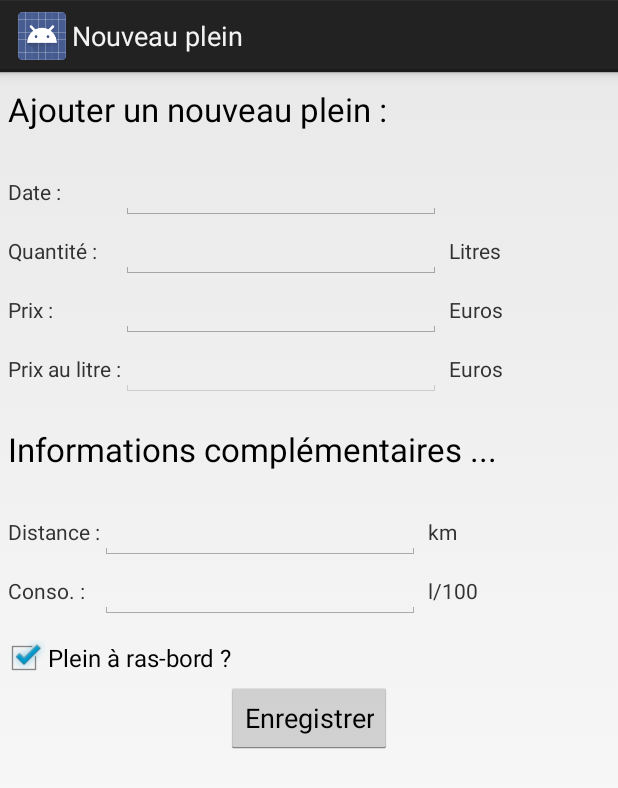
After one commit to yllieth/app_consauto, an Android app: the FaireLePleinActivity screen opened directly, with no data from a screen before it, on a phone screen of 412 x 824 dp. The commit adds this screen. Shown: the top 788 px of the screen. Run offline under Robolectric (Android 15) with nearby library versions, the phone set to English and light mode, and no system bars.

Commit message:
[LAYOUT] Nouveau plein

```diff
--- a/Consauto/src/main/AndroidManifest.xml
+++ b/Consauto/src/main/AndroidManifest.xml
@@ -26,6 +26,10 @@
             android:name="SettingsActivity"
             android:label="@string/action_settings" >
         </activity>
+        <activity
+            android:name="FaireLePleinActivity"
+            android:label="@string/action_faireLePlein"
+        />
     </application>
 
 </manifest>
--- /dev/null
+++ b/Consauto/src/main/java/syl/consauto/app/FaireLePleinActivity.java
@@ -0,0 +1,18 @@
+package syl.consauto.app;
+
+import android.app.Activity;
+import android.os.Bundle;
+
+/**
+ * Permet d'enregistrer un nouveau plein
+ *
+ * @author Sylvain{17/09/2013}
+ */
+public class FaireLePleinActivity extends Activity {
+
+    @Override
+    public void onCreate(Bundle savedInstanceState) {
+        super.onCreate(savedInstanceState);
+        setContentView(R.layout.nouveau_plein);
+    }
+}
--- a/Consauto/src/main/java/syl/consauto/app/MainActivity.java
+++ b/Consauto/src/main/java/syl/consauto/app/MainActivity.java
@@ -29,6 +29,11 @@ public class MainActivity extends Activity {
             case R.id.action_settings:
                 startActivity(new Intent(this, SettingsActivity.class));
                 return true;
+
+            case R.id.action_faireLePlein:
+                startActivity(new Intent(this, FaireLePleinActivity.class));
+                return true;
+
         }
         return false;
     }
--- /dev/null
+++ b/Consauto/src/main/res/layout/nouveau_plein.xml
@@ -0,0 +1,243 @@
+<?xml version="1.0" encoding="utf-8"?>
+
+<LinearLayout xmlns:android="http://schemas.android.com/apk/res/android"
+    android:layout_width="match_parent"
+    android:layout_height="match_parent"
+    android:orientation="vertical">
+
+    <TextView
+        android:layout_width="wrap_content"
+        android:layout_height="wrap_content"
+        android:textAppearance="?android:attr/textAppearanceLarge"
+        android:text="@string/new_plein_titre"
+        android:id="@+id/txt_new_plein"
+        android:layout_gravity="center_vertical"
+        android:layout_marginTop="10dp"
+        android:layout_marginBottom="10dp"
+        android:layout_marginLeft="5dp" />
+
+    <TableLayout
+        android:layout_width="fill_parent"
+        android:layout_height="wrap_content"
+        android:layout_marginTop="10dp"
+        android:layout_marginBottom="10dp"
+        android:layout_marginLeft="5dp">
+
+        <TableRow
+            android:layout_width="fill_parent"
+            android:layout_height="fill_parent">
+
+            <TextView
+                android:layout_width="wrap_content"
+                android:layout_height="wrap_content"
+                android:textAppearance="?android:attr/textAppearanceSmall"
+                android:text="@string/new_plein_date"
+                android:id="@+id/txt_new_plein_date"
+                android:layout_column="0"
+                android:autoText="false" />
+
+            <EditText
+                android:layout_width="wrap_content"
+                android:layout_height="wrap_content"
+                android:inputType="date"
+                android:ems="10"
+                android:id="@+id/nb_new_plein_quantite"
+                android:layout_column="1" />
+        </TableRow>
+
+        <TableRow
+            android:layout_width="fill_parent"
+            android:layout_height="fill_parent">
+
+            <TextView
+                android:layout_width="wrap_content"
+                android:layout_height="wrap_content"
+                android:textAppearance="?android:attr/textAppearanceSmall"
+                android:text="@string/new_plein_quantite"
+                android:id="@+id/txt_new_plein_quantite"
+                android:layout_column="0" />
+
+            <EditText
+                android:layout_width="wrap_content"
+                android:layout_height="wrap_content"
+                android:inputType="numberDecimal"
+                android:ems="10"
+                android:id="@+id/nb_new_plein_quantite"
+                android:layout_column="1" />
+
+            <TextView
+                android:layout_width="wrap_content"
+                android:layout_height="wrap_content"
+                android:textAppearance="?android:attr/textAppearanceSmall"
+                android:text="@string/new_plein_quantite_help"
+                android:id="@+id/txt_new_plein_quantite_help"
+                android:layout_column="2"
+                android:layout_marginLeft="5dp" />
+        </TableRow>
+
+        <TableRow
+            android:layout_width="fill_parent"
+            android:layout_height="fill_parent">
+
+            <TextView
+                android:layout_width="wrap_content"
+                android:layout_height="wrap_content"
+                android:textAppearance="?android:attr/textAppearanceSmall"
+                android:text="@string/new_plein_prix"
+                android:id="@+id/txt_new_plein_prix"
+                android:layout_column="0" />
+
+            <EditText
+                android:layout_width="wrap_content"
+                android:layout_height="wrap_content"
+                android:inputType="numberDecimal"
+                android:ems="10"
+                android:id="@+id/nb_new_plein_prix"
+                android:layout_column="1" />
+
+            <TextView
+                android:layout_width="wrap_content"
+                android:layout_height="wrap_content"
+                android:textAppearance="?android:attr/textAppearanceSmall"
+                android:text="@string/new_plein_prix_help"
+                android:id="@+id/txt_new_plein_prix_help"
+                android:layout_column="2"
+                android:layout_marginLeft="5dp" />
+        </TableRow>
+
+        <TableRow
+            android:layout_width="fill_parent"
+            android:layout_height="fill_parent">
+
+            <TextView
+                android:layout_width="wrap_content"
+                android:layout_height="wrap_content"
+                android:textAppearance="?android:attr/textAppearanceSmall"
+                android:text="@string/new_plein_prixLitre"
+                android:id="@+id/txt_new_plein_prixLitre"
+                android:layout_column="0" />
+
+            <EditText
+                android:layout_width="wrap_content"
+                android:layout_height="wrap_content"
+                android:inputType="numberDecimal"
+                android:ems="10"
+                android:id="@+id/nb_new_plein_prixLitre"
+                android:layout_column="1"
+                android:enabled="false" />
+
+            <TextView
+                android:layout_width="wrap_content"
+                android:layout_height="wrap_content"
+                android:textAppearance="?android:attr/textAppearanceSmall"
+                android:text="@string/new_plein_prixLitre_help"
+                android:id="@+id/txt_new_plein_prixLitre_help"
+                android:layout_column="2"
+                android:layout_marginLeft="5dp" />
+        </TableRow>
+
+    </TableLayout>
+
+    <TextView
+        android:layout_width="wrap_content"
+        android:layout_height="wrap_content"
+        android:textAppearance="?android:attr/textAppearanceLarge"
+        android:text="@string/new_plein_more"
+        android:id="@+id/txt_new_plein_more"
+        android:layout_gravity="center_vertical"
+        android:layout_marginTop="10dp"
+        android:layout_marginBottom="10dp"
+        android:layout_marginLeft="5dp" />
+
+    <TableLayout
+        android:layout_width="fill_parent"
+        android:layout_height="wrap_content"
+        android:layout_marginTop="10dp"
+        android:layout_marginBottom="10dp"
+        android:layout_marginLeft="5dp">
+
+        <TableRow
+            android:layout_width="fill_parent"
+            android:layout_height="fill_parent">
+
+            <TextView
+                android:layout_width="wrap_content"
+                android:layout_height="wrap_content"
+                android:textAppearance="?android:attr/textAppearanceSmall"
+                android:text="@string/new_plein_distance"
+                android:id="@+id/txt_new_plein_distance"
+                android:layout_column="0"
+                android:autoText="false" />
+
+            <EditText
+                android:layout_width="wrap_content"
+                android:layout_height="wrap_content"
+                android:inputType="numberDecimal"
+                android:ems="10"
+                android:id="@+id/nb_new_plein_distance"
+                android:layout_column="1" />
+
+            <TextView
+                android:layout_width="wrap_content"
+                android:layout_height="wrap_content"
+                android:textAppearance="?android:attr/textAppearanceSmall"
+                android:text="@string/new_plein_distance_help"
+                android:id="@+id/txt_new_plein_distance_help"
+                android:layout_column="2"
+                android:layout_marginLeft="5dp" />
+        </TableRow>
+
+        <TableRow
+            android:layout_width="fill_parent"
+            android:layout_height="fill_parent">
+
+            <TextView
+                android:layout_width="wrap_content"
+                android:layout_height="wrap_content"
+                android:textAppearance="?android:attr/textAppearanceSmall"
+                android:text="@string/new_plein_conso"
+                android:id="@+id/txt_new_plein_conso"
+                android:layout_column="0" />
+
+            <EditText
+                android:layout_width="wrap_content"
+                android:layout_height="wrap_content"
+                android:inputType="numberDecimal"
+                android:ems="10"
+                android:id="@+id/nb_new_plein_conso"
+                android:layout_column="1" />
+
+            <TextView
+                android:layout_width="wrap_content"
+                android:layout_height="wrap_content"
+                android:textAppearance="?android:attr/textAppearanceSmall"
+                android:text="@string/new_plein_conso_help"
+                android:id="@+id/txt_new_plein_conso_help"
+                android:layout_column="2"
+                android:layout_marginLeft="5dp" />
+        </TableRow>
+
+    </TableLayout>
+
+    <LinearLayout
+        android:orientation="vertical"
+        android:layout_width="fill_parent"
+        android:layout_height="fill_parent"
+        android:layout_gravity="left|center_vertical">
+
+        <CheckBox
+            android:layout_width="fill_parent"
+            android:layout_height="wrap_content"
+            android:text="@string/new_plein_ras_bord"
+            android:id="@+id/chk_new_plein_complet"
+            android:checked="true" />
+
+        <Button
+            android:layout_width="wrap_content"
+            android:layout_height="wrap_content"
+            android:text="@string/new_plein_enregistrer"
+            android:id="@+id/bt_new_plein_save"
+            android:layout_gravity="center" />
+    </LinearLayout>
+
+</LinearLayout>
--- a/Consauto/src/main/res/menu/main.xml
+++ b/Consauto/src/main/res/menu/main.xml
@@ -1,4 +1,9 @@
 <menu xmlns:android="http://schemas.android.com/apk/res/android">
+    <item android:id="@+id/action_faireLePlein"
+        android:title="@string/action_faireLePlein"
+        android:orderInCategory="1"
+        android:showAsAction="never" />
+
     <item android:id="@+id/action_settings"
         android:title="@string/action_settings"
         android:orderInCategory="100"
--- a/Consauto/src/main/res/values/strings.xml
+++ b/Consauto/src/main/res/values/strings.xml
@@ -3,6 +3,7 @@
 
     <string name="app_name">consauto</string>
     <string name="action_settings">Paramètres</string>
+    <string name="action_faireLePlein">Nouveau plein</string>
     <string name="hello_world">Hello world!</string>
 
     <string name="pref_header_defaults">Paramètres par défaut</string>
--- a/Consauto/src/main/res/values/strings_activity_settings.xml
+++ b/Consauto/src/main/res/values/strings_activity_settings.xml
@@ -11,4 +11,5 @@
     <!-- PARAMETRES PAR DEFAUT -->
     <string name="pref_defaults_carburant_titre">Carburant utilisé</string>
     <string name="pref_defaults_carburant_defaut">Sans plomb 95</string>
+    <string name="new_plein_distance">Distance :</string>
 </resources>
--- /dev/null
+++ b/Consauto/src/main/res/values/strings_nouveau_plein.xml
@@ -0,0 +1,17 @@
+<resources>
+    <string name="nouveau_plein_">Carburant utilisé</string>
+    <string name="new_plein_titre">Ajouter un nouveau plein :</string>
+    <string name="new_plein_date">Date :</string>
+    <string name="new_plein_quantite">Quantité :</string>
+    <string name="new_plein_quantite_help">Litres</string>
+    <string name="new_plein_prix">Prix :</string>
+    <string name="new_plein_prix_help">Euros</string>
+    <string name="new_plein_more">Informations complémentaires ...</string>
+    <string name="new_plein_distance_help">km</string>
+    <string name="new_plein_conso">Conso. :</string>
+    <string name="new_plein_conso_help">l/100</string>
+    <string name="new_plein_prixLitre">Prix au litre :</string>
+    <string name="new_plein_prixLitre_help">Euros</string>
+    <string name="new_plein_ras_bord">Plein à ras-bord ?</string>
+    <string name="new_plein_enregistrer">Enregistrer</string>
+</resources>
```
